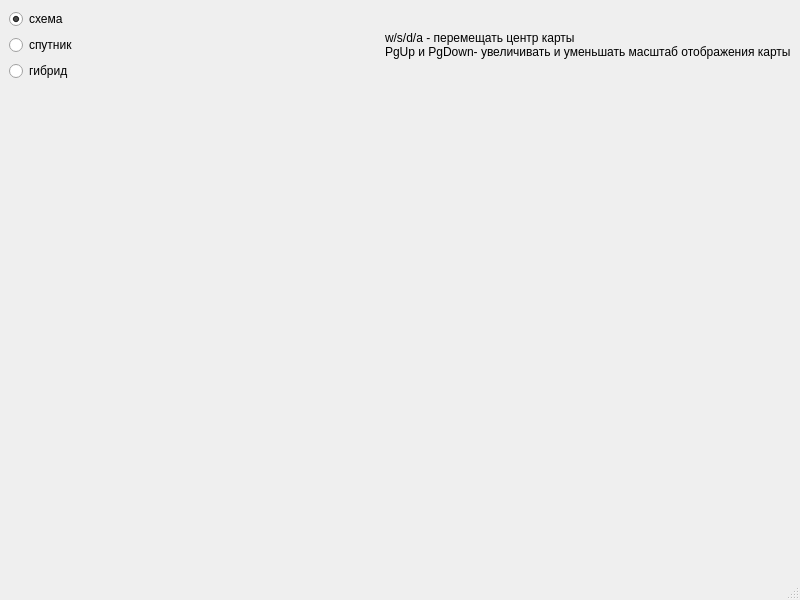
Qt form main_qt.ui (PavelGueliev/Maps-API) before a commit.
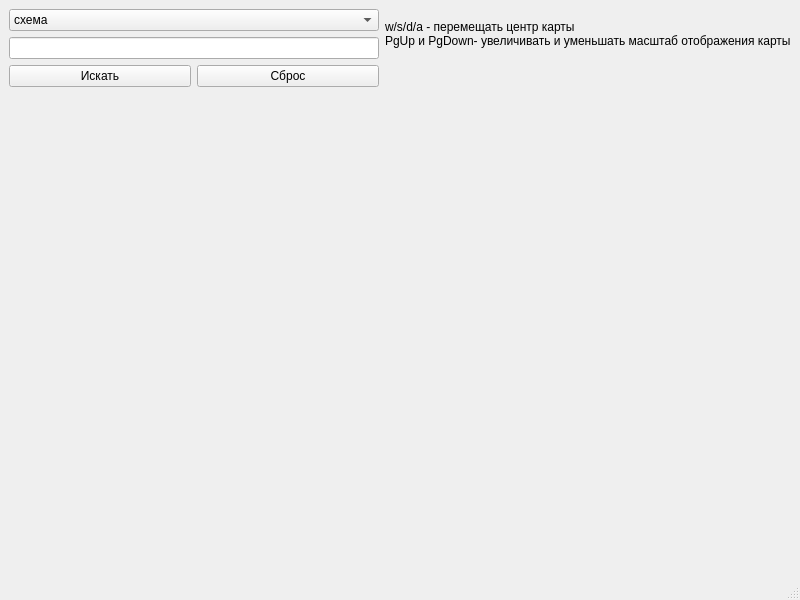
The same form after that commit.

Commit message: Реализованы метки

Patch:
```diff
--- a/main_qt.ui
+++ b/main_qt.ui
@@ -15,50 +15,24 @@
   </property>
   <widget class="QWidget" name="centralwidget">
    <layout class="QGridLayout" name="gridLayout">
-    <item row="0" column="0">
-     <widget class="QRadioButton" name="radioButton">
-      <property name="enabled">
-       <bool>true</bool>
-      </property>
-      <property name="text">
-       <string>схема</string>
-      </property>
-      <property name="checked">
-       <bool>true</bool>
-      </property>
-      <attribute name="buttonGroup">
-       <string notr="true">buttonGroup</string>
-      </attribute>
-     </widget>
-    </item>
-    <item row="2" column="0">
-     <widget class="QRadioButton" name="radioButton_3">
-      <property name="text">
-       <string>гибрид</string>
-      </property>
-      <attribute name="buttonGroup">
-       <string notr="true">buttonGroup</string>
-      </attribute>
-     </widget>
-    </item>
-    <item row="3" column="0" colspan="2">
+    <item row="5" column="0" colspan="3">
      <widget class="QLabel" name="label">
       <property name="text">
        <string/>
       </property>
      </widget>
     </item>
-    <item row="1" column="0">
-     <widget class="QRadioButton" name="radioButton_2">
+    <item row="4" column="0">
+     <widget class="QPushButton" name="pushButton">
       <property name="text">
-       <string>спутник</string>
+       <string>Искать</string>
       </property>
       <attribute name="buttonGroup">
        <string notr="true">buttonGroup</string>
       </attribute>
      </widget>
     </item>
-    <item row="0" column="1" rowspan="3">
+    <item row="0" column="2" rowspan="2">
      <widget class="QLabel" name="label_2">
       <property name="text">
        <string>w/s/d/a - перемещать центр карты 
@@ -66,6 +40,35 @@
       </property>
      </widget>
     </item>
+    <item row="4" column="1">
+     <widget class="QPushButton" name="pushButton_2">
+      <property name="text">
+       <string>Сброс</string>
+      </property>
+     </widget>
+    </item>
+    <item row="1" column="0" colspan="2">
+     <widget class="QLineEdit" name="lineEdit"/>
+    </item>
+    <item row="0" column="0" colspan="2">
+     <widget class="QComboBox" name="comboBox">
+      <item>
+       <property name="text">
+        <string>схема</string>
+       </property>
+      </item>
+      <item>
+       <property name="text">
+        <string>спутник</string>
+       </property>
+      </item>
+      <item>
+       <property name="text">
+        <string>гибрид</string>
+       </property>
+      </item>
+     </widget>
+    </item>
    </layout>
   </widget>
   <widget class="QMenuBar" name="menubar">
```
Left out of the diff: 6 changed lines with no effect on the pictures. The commit also changes 2 other files.
